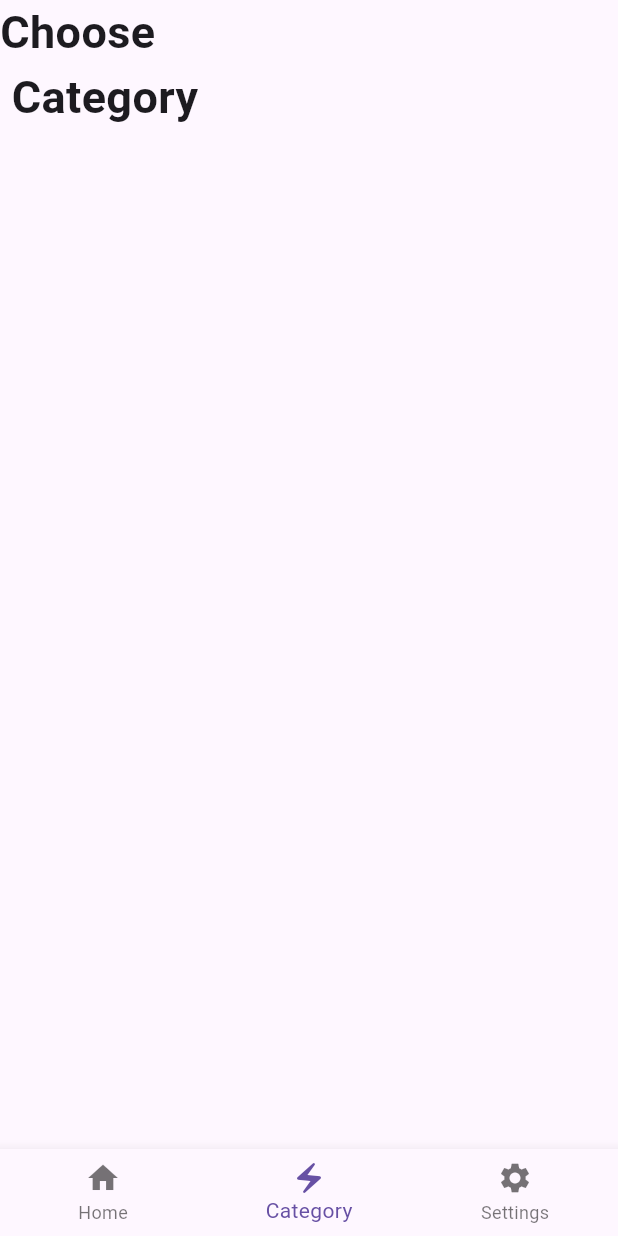
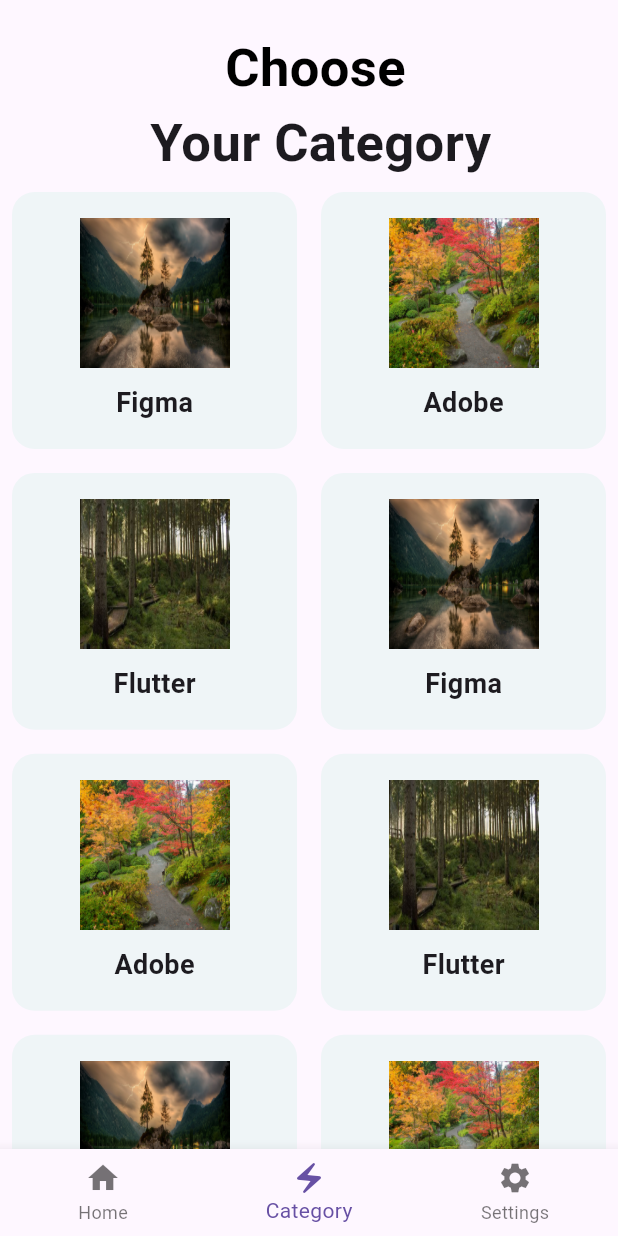
Before and after one commit to SayoojAmbady/intership_one, a Flutter app: the screen it shows after launch, item 2 of the bottom bar chosen, on a phone screen of 412 x 824 dp. Run offline on Flutter 3.47's test engine with Material 3 defaults, Android fonts, the phone set to English and light mode, and no system bars; network calls fail.

Commit message:
navigate to newPage

```diff
--- a/lib/Home/home.dart
+++ b/lib/Home/home.dart
@@ -44,6 +44,7 @@
               SizedBox(height: 10),
               CustomText(
                 text: "Class Preview",
+
                 trailingText: "see all",
               ),
               PreviewWidget()
--- a/lib/Home/settings.dart
+++ b/lib/Home/settings.dart
@@ -1,4 +1,5 @@
 import 'package:flutter/material.dart';
+import 'package:intership_one/widgets/customtext.dart';
 
 class SettingsPage extends StatelessWidget {
   const SettingsPage({super.key});
@@ -11,10 +12,7 @@
         scrollDirection: Axis.vertical,
         child: Column(
           children: [
-            Text(
-              "Settings",
-              style: TextStyle(fontSize: 25, fontWeight: FontWeight.bold),
-            )
+           CustomText(text: "Settings",fontSize: 30,fontWeight: FontWeight.bold,)
           ],
         ),
       )),
--- a/lib/Home/thunder.dart
+++ b/lib/Home/thunder.dart
@@ -1,4 +1,6 @@
 import 'package:flutter/material.dart';
+import '../widgets/customtext.dart';
+import '../widgets/category_grid_view.dart'; // Import the CategoryGridView widget
 
 class Thunder extends StatefulWidget {
   const Thunder({super.key});
@@ -8,17 +10,50 @@
 }
 
 class _ThunderState extends State<Thunder> {
+  final List<Map<String, dynamic>> categories = [
+    {'name': 'Figma', 'image': 'assets/images/nature3.jpg'},
+    {'name': 'Adobe', 'image': 'assets/images/nature4.jpg'},
+    {'name': 'Flutter', 'image': 'assets/images/nature5.jpg'},
+    {'name': 'Figma', 'image': 'assets/images/nature3.jpg'},
+    {'name': 'Adobe', 'image': 'assets/images/nature4.jpg'},
+    {'name': 'Flutter', 'image': 'assets/images/nature5.jpg'},
+     {'name': 'Figma', 'image': 'assets/images/nature3.jpg'},
+    {'name': 'Adobe', 'image': 'assets/images/nature4.jpg'},
+    {'name': 'Flutter', 'image': 'assets/images/nature5.jpg'},
+    {'name': 'Figma', 'image': 'assets/images/nature3.jpg'},
+    {'name': 'Adobe', 'image': 'assets/images/nature4.jpg'},
+    {'name': 'Flutter', 'image': 'assets/images/nature5.jpg'},
+
+  ];
+
   @override
   Widget build(BuildContext context) {
     return Scaffold(
       body: SafeArea(
-          child: Container(
-              height: double.infinity,
-              width: double.infinity,
+        child: Column(
+          crossAxisAlignment: CrossAxisAlignment.start,
+          children: [
+            Padding(
+              padding: const EdgeInsets.only(left: 150, top: 20),
+              child: CustomText(
+                text: "Choose",
+                fontSize: 35,
+                fontWeight: FontWeight.bold,
+              ),
+            ),
+            Padding(
+              padding: const EdgeInsets.only(left: 100),
               child: Text(
-                "Choose\n Category",
-                style: TextStyle(fontSize: 30, fontWeight: FontWeight.bold),
-              ))),
+                "Your Category",
+                style: TextStyle(fontSize: 35, fontWeight: FontWeight.bold),
+              ),
+            ),
+            Expanded(
+              child: CategoryGridView(categories: categories),
+            ),
+          ],
+        ),
+      ),
     );
   }
 }
--- /dev/null
+++ b/lib/widgets/category_grid_view.dart
@@ -0,0 +1,59 @@
+import 'package:flutter/material.dart';
+import 'package:intership_one/widgets/details_page.dart';
+
+class CategoryGridView extends StatelessWidget {
+  final List<Map<String, dynamic>> categories;
+
+  CategoryGridView({required this.categories});
+
+  @override
+  Widget build(BuildContext context) {
+    return ListView(
+      shrinkWrap: true,
+      scrollDirection: Axis.vertical,
+    children: [
+      GridView.builder(
+        gridDelegate: SliverGridDelegateWithFixedCrossAxisCount(
+          crossAxisCount: 2,
+          childAspectRatio: 1.1,
+        ),
+        shrinkWrap: true,
+        physics: NeverScrollableScrollPhysics(),
+        itemCount: categories.length,
+        itemBuilder: (context, index) {
+          return GestureDetector(
+            onTap: () {
+               String categoryName = categories[index]['name'];
+              String imagePath = categories[index]['image'];
+              Navigator.push(context, MaterialPageRoute(builder:(context) => DetailsPage(categoryName: categoryName, imagePath: imagePath), ));
+            },
+            child: Container(
+              margin: EdgeInsets.all(8.0),
+              decoration: BoxDecoration(
+                color: Color.fromARGB(255, 239, 245, 247),
+                borderRadius: BorderRadius.circular(15.0),
+              ),
+              child: Column(
+                mainAxisAlignment: MainAxisAlignment.center,
+                children: [
+                  Image.asset(
+                    categories[index]['image'],
+                    height: 100,
+                    width: 100,
+                    fit: BoxFit.fill,
+                  ),
+                  SizedBox(height: 10.0),
+                  Text(
+                    categories[index]['name'],
+                    style: TextStyle(fontSize: 18,fontWeight: FontWeight.bold),
+                  ),
+                ],
+              ),
+            ),
+          );
+        },
+      ),
+    ],
+    );
+  }
+}
--- a/lib/widgets/chipwidget.dart
+++ b/lib/widgets/chipwidget.dart
@@ -9,7 +9,7 @@
       height: 100,
       child: ListView(scrollDirection: Axis.horizontal, children: <Widget>[
         ActionChip(
-          label: Text("Personal"),
+          label: Text("Personal",),
           onPressed: () {},
         ),
         SizedBox(
```
Also changed, not shown: lib/widgets/bestmentorcard.dart (+7 -3 lines), lib/widgets/classpreviewwidget.dart (+6 -4 lines), lib/widgets/details_page.dart (added, +28 -0 lines), pubspec.yaml (+3 -5 lines), assets/images/nature1.png (renamed from assets/nature1.png), assets/images/nature2.png (renamed from assets/nature2.png), assets/images/nature3.jpg (renamed from assets/nature3.jpg), assets/images/nature4.jpg (renamed from assets/nature4.jpg), assets/images/nature5.jpg (renamed from assets/nature5.jpg), pubspec.lock.
